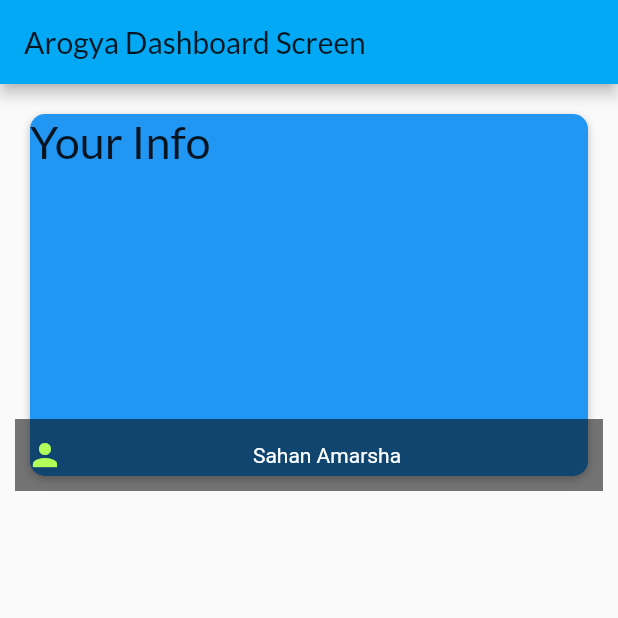
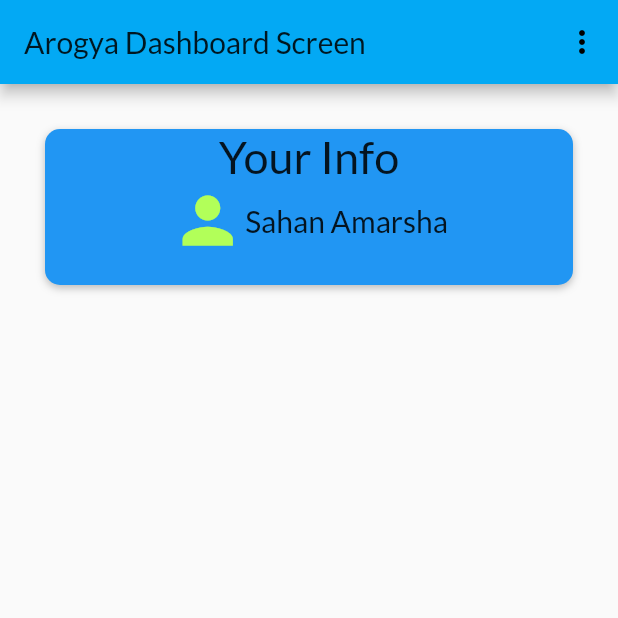
Before and after one commit to SahanAmarsha/Arogya, a Flutter app: the screen it shows after launch, on a phone screen of 412 x 824 dp, the top half of it. Run offline on Flutter 3.47's test engine with Material 2 defaults, Android fonts, the phone set to English and light mode, and no system bars; our stand-ins replace shared_preferences.

Commit message:
covid prevention guideline added

```diff
--- a/lib/main.dart
+++ b/lib/main.dart
@@ -1,17 +1,19 @@
 import 'package:flutter/material.dart';
 import 'package:provider/provider.dart';
 
+import './screens/prevention_screen.dart';
 import './screens/dashboard_screen.dart';
 import './screens/user_details_screen.dart';
 import './providers/user_provider.dart';
 
 void main() => runApp(MyApp());
 
+
 class MyApp extends StatelessWidget {
   @override
   Widget build(BuildContext context) {
-    return ChangeNotifierProvider(
-      create: (ctx) => UserProvider(),
+    return ChangeNotifierProvider.value(
+      value: UserProvider(),
       child: MaterialApp(
           title: 'Arogya',
           theme: ThemeData(
@@ -23,6 +25,7 @@ class MyApp extends StatelessWidget {
           routes: {
             DashboardScreen.routeName: (ctx) => DashboardScreen(),
             UserDetailsScreen.routeName: (ctx) => UserDetailsScreen(),
+            PreventionGuideScreen.routeName: (ctx) => PreventionGuideScreen(),
           }),
     );
   }
--- a/lib/providers/user_provider.dart
+++ b/lib/providers/user_provider.dart
@@ -22,4 +22,5 @@ class UserProvider with ChangeNotifier{
   void addUser() {
     notifyListeners();
   }
+
 }
--- a/lib/screens/dashboard_screen.dart
+++ b/lib/screens/dashboard_screen.dart
@@ -1,4 +1,7 @@
+
 import 'package:flutter/material.dart';
+
+import './prevention_screen.dart';
 
 import '../widgets/user_card.dart';
 
@@ -11,13 +14,35 @@ class DashboardScreen extends StatelessWidget {
     return Scaffold(
         appBar: AppBar(
           title: Text('Arogya Dashboard Screen'),
+          actions: <Widget>[
+            PopupMenuButton(
+              icon: Icon(Icons.more_vert,),
+              itemBuilder: (_) => [
+              PopupMenuItem(
+                  child: FlatButton(
+                    child: Text('Covid Prevention Guide'),
+                    onPressed: () {
+                      Navigator.of(context).pushNamed(
+                          PreventionGuideScreen.routeName,
+                      );
+                    },
+                  ),
+              ),
+              PopupMenuItem(
+                child: FlatButton(
+                  child: Text('Edit My Info'),
+                  onPressed: () {},
+                ),
+              )
+            ],)
+          ],
         ),
       body: GridView.builder(
-          padding: const EdgeInsets.all(10.0),
+          padding: const EdgeInsets.all(20.0),
           itemCount: 1,
           gridDelegate: SliverGridDelegateWithFixedCrossAxisCount(
             crossAxisCount: 1,
-            childAspectRatio: 3/2,
+            childAspectRatio: 6/2,
             crossAxisSpacing: 10,
             mainAxisSpacing: 10
           ),
--- a/lib/screens/user_details_screen.dart
+++ b/lib/screens/user_details_screen.dart
@@ -1,4 +1,6 @@
+import 'package:arogya/providers/user_provider.dart';
 import 'package:flutter/material.dart';
+import 'package:provider/provider.dart';
 
 class UserDetailsScreen extends StatelessWidget {
 
@@ -7,6 +9,7 @@ class UserDetailsScreen extends StatelessWidget {
   @override
   Widget build(BuildContext context) {
     final userId = ModalRoute.of(context).settings.arguments as String;
+    final loadedUser = Provider.of<UserProvider>(context, listen: false).user;
 
     //get user information
 
--- a/lib/widgets/user_card.dart
+++ b/lib/widgets/user_card.dart
@@ -32,23 +32,37 @@ class UserCard extends StatelessWidget {
               )
             ],
           ),
-          child: Text(
+          child: Column(
+            children: [
+              Text(
                 'Your Info',
+                textAlign: TextAlign.center,
                 style: TextStyle(
                   fontSize: 30
                 ),
               ),
-        ),
-      ),
-      footer: GridTileBar(
-        leading: Icon(
+              Row(
+                mainAxisAlignment: MainAxisAlignment.center,
+                crossAxisAlignment: CrossAxisAlignment.center,
+                children: [
+                  Icon(
                     Icons.person,
                     color: Theme.of(context).accentColor,
+                    size: 50,
                   ),
-        backgroundColor: Colors.black54,
-        title: Text(
+                  Text(
                     user.name,
                     textAlign: TextAlign.center,
+                    style: TextStyle(
+                      fontSize: 20,
+                      fontStyle: FontStyle.normal
+                    ),
+
+                  ),
+                ],
+              ),
+            ],
+          ),
         ),
       ),
     );
--- a/pubspec.yaml
+++ b/pubspec.yaml
@@ -19,10 +19,10 @@ environment:
 dependencies:
   flutter:
     sdk: flutter
-  provider: ^4.0.4
+  provider: ^4.3.2+2
   intl: ^0.16.1
-  http: ^0.12.0+4
-  shared_preferences: ^0.5.6+3
+  http: ^0.12.2
+  shared_preferences: ^0.5.12+2
 
   # The following adds the Cupertino Icons font to your application.
   # Use with the CupertinoIcons class for iOS style icons.
```
Also changed, not shown: lib/screens/prevention_screen.dart (added, +16 -0 lines), pubspec.lock. Lines whose indentation alone changed are shown as unchanged.
